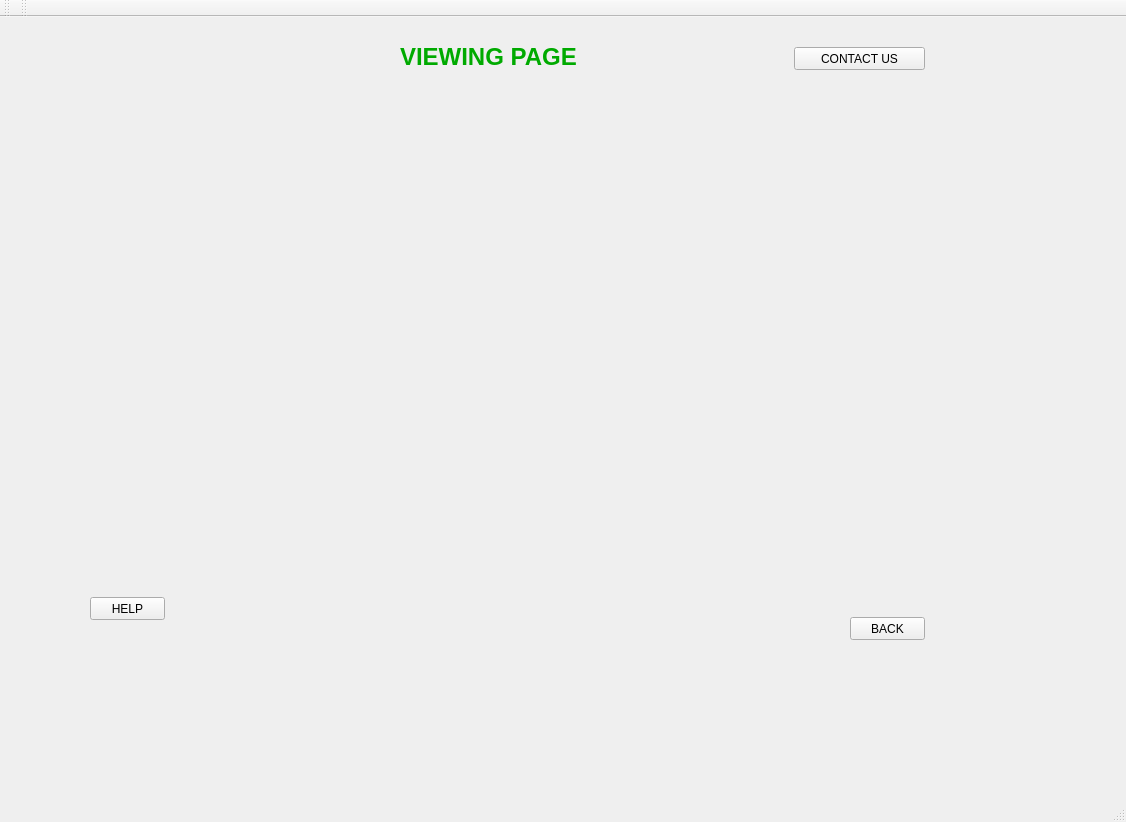
The window that mainwindow.ui (TheSoullessOne/Group-Project-2) describes before a commit, drawn with Qt 5.
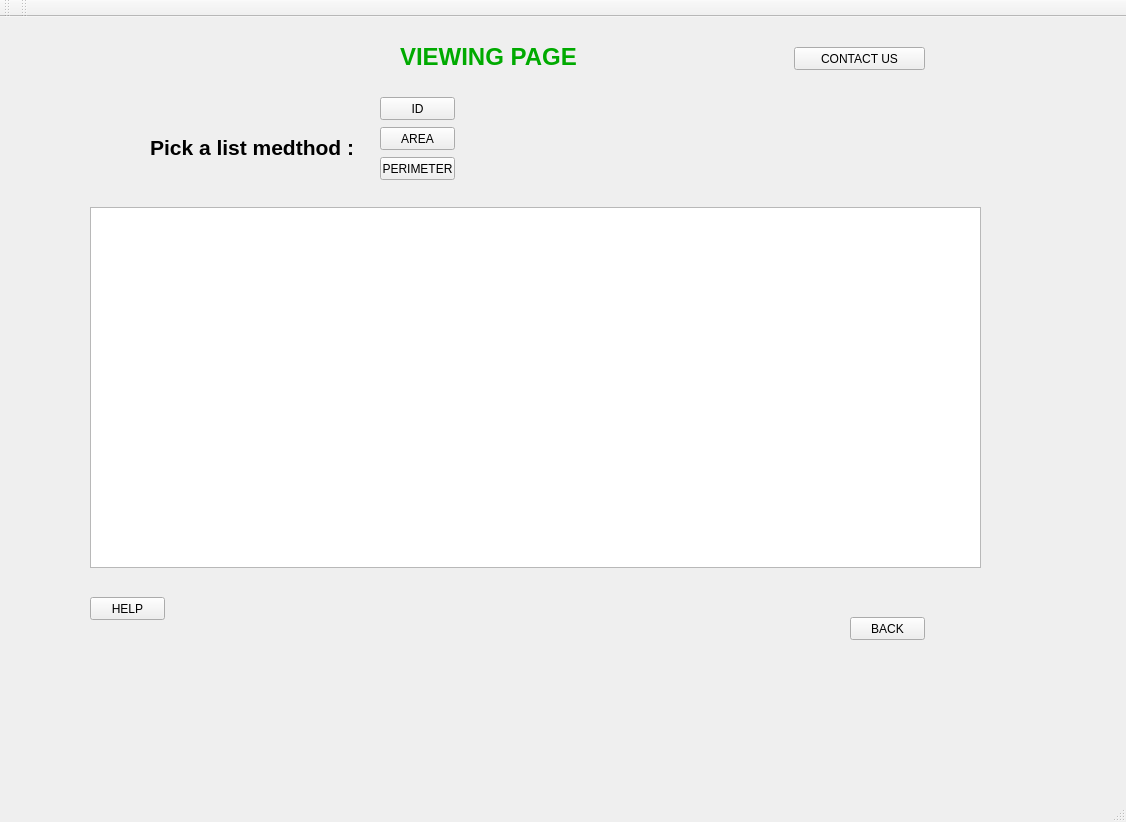
The same window after the commit. The open tabs and pages were chosen to show the change.

What changed in the file:
```diff
--- a/mainwindow.ui
+++ b/mainwindow.ui
@@ -410,6 +410,68 @@
        <string>CONTACT US</string>
       </property>
      </widget>
+     <widget class="QTextBrowser" name="textBrowser">
+      <property name="geometry">
+       <rect>
+        <x>40</x>
+        <y>180</y>
+        <width>891</width>
+        <height>361</height>
+       </rect>
+      </property>
+     </widget>
+     <widget class="QPushButton" name="pushButton">
+      <property name="geometry">
+       <rect>
+        <x>330</x>
+        <y>70</y>
+        <width>75</width>
+        <height>23</height>
+       </rect>
+      </property>
+      <property name="text">
+       <string>ID</string>
+      </property>
+     </widget>
+     <widget class="QPushButton" name="pushButton_2">
+      <property name="geometry">
+       <rect>
+        <x>330</x>
+        <y>100</y>
+        <width>75</width>
+        <height>23</height>
+       </rect>
+      </property>
+      <property name="text">
+       <string>AREA</string>
+      </property>
+     </widget>
+     <widget class="QPushButton" name="pushButton_3">
+      <property name="geometry">
+       <rect>
+        <x>330</x>
+        <y>130</y>
+        <width>75</width>
+        <height>23</height>
+       </rect>
+      </property>
+      <property name="text">
+       <string>PERIMETER</string>
+      </property>
+     </widget>
+     <widget class="QLabel" name="label">
+      <property name="geometry">
+       <rect>
+        <x>100</x>
+        <y>100</y>
+        <width>221</width>
+        <height>41</height>
+       </rect>
+      </property>
+      <property name="text">
+       <string>&lt;html&gt;&lt;head/&gt;&lt;body&gt;&lt;p&gt;&lt;span style=&quot; font-size:16pt; font-weight:600;&quot;&gt;Pick a list medthod :&lt;/span&gt;&lt;/p&gt;&lt;/body&gt;&lt;/html&gt;</string>
+      </property>
+     </widget>
     </widget>
     <widget class="QWidget" name="reviews_page">
      <widget class="QPushButton" name="reviewPageBackButt">
```
Left out of the diff: 2 changed lines with no effect on the pictures.
